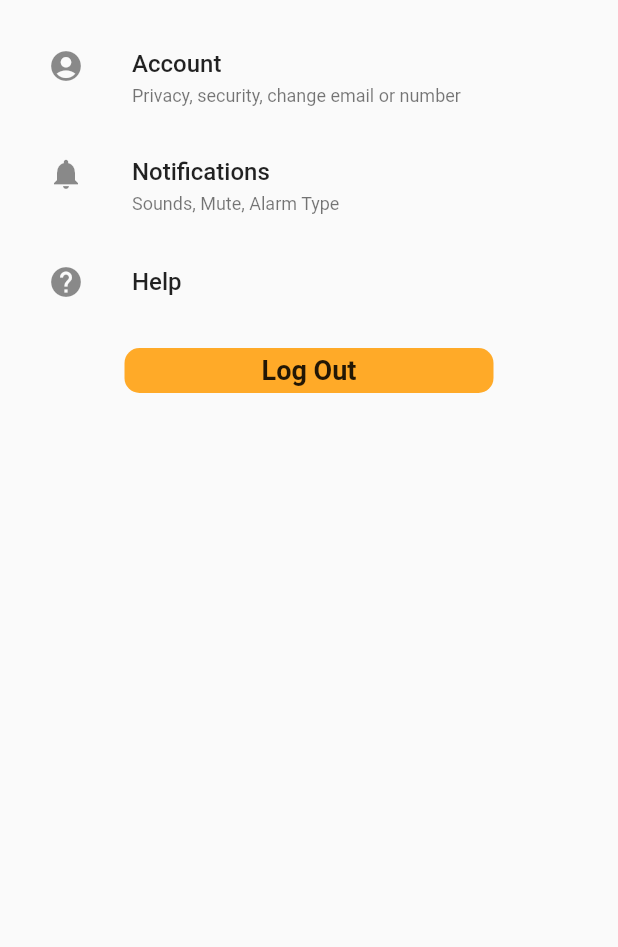
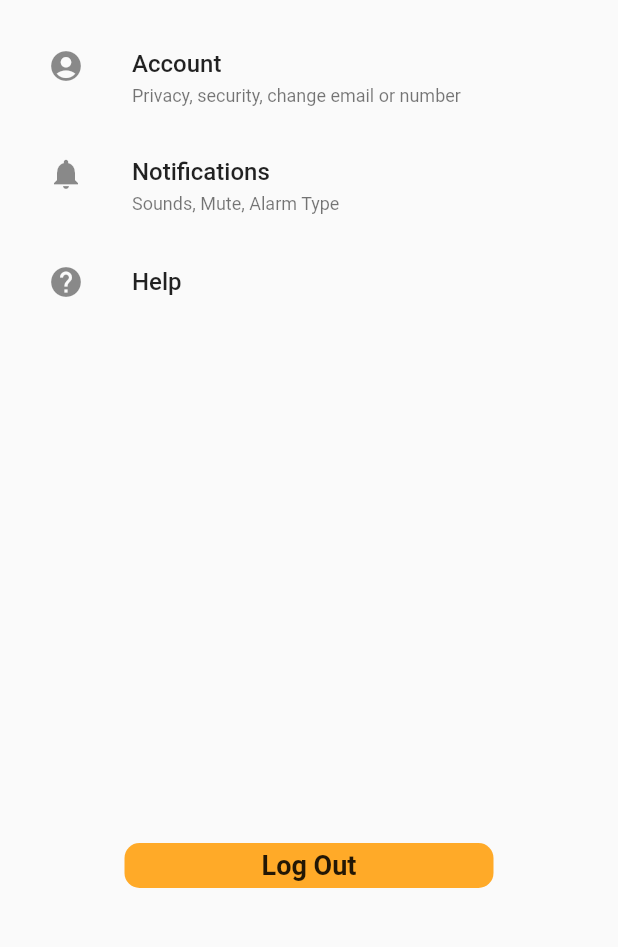
Before and after one commit to Heaveee/cc206_salin_, a Flutter app: the HomeScreen screen opened directly, item 4 of the bottom bar chosen, after a tap on the "settings" icon, on a phone screen of 412 x 824 dp, the part 252-1199 px from its top. Run offline on Flutter 3.47's test engine with Material 2 defaults, Android fonts, the phone set to English and light mode, and no system bars.

Commit message:
mod again

```diff
--- a/lib/features/home.dart
+++ b/lib/features/home.dart
@@ -115,7 +115,7 @@ class _HomeContentState extends State<HomeContent> {
   Widget build(BuildContext context) {
     return Padding(
       padding: const EdgeInsets.fromLTRB(
-          16.0, 64.0, 16.0, 16.0), // Adjusted top padding
+          16.0, 150.0, 16.0, 16.0), // Adjusted top padding
       child: Column(
         mainAxisAlignment:
             MainAxisAlignment.start, // Adjusted to start from the top
@@ -128,7 +128,8 @@ class _HomeContentState extends State<HomeContent> {
             ),
           ),
           SizedBox(height: 16.0), // Adjusted spacing
-          DropdownButton<String>(
+          Center(
+            child: DropdownButton<String>(
               value: _selectedLanguage,
               onChanged: (value) {
                 setState(() {
@@ -141,6 +142,7 @@ class _HomeContentState extends State<HomeContent> {
                   child: Text(language),
                 );
               }).toList(),
+            ),
           ),
           SizedBox(height: 16.0), // Adjusted spacing
           ElevatedButton(
--- a/lib/features/notification.dart
+++ b/lib/features/notification.dart
@@ -40,7 +40,7 @@ class NotificationItem extends StatelessWidget {
       title: Text(title),
       subtitle: Text(time),
       onTap: () {
-        // Handle the tap on th            e notification item if needed
+        // Handle the tap on the notification item if needed
       },
     );
   }
--- a/lib/features/profile.dart
+++ b/lib/features/profile.dart
@@ -4,8 +4,111 @@ class ProfileScreen extends StatelessWidget {
   @override
   Widget build(BuildContext context) {
     return Scaffold(
-      body: Center(
-        child: Text("Profile Screen Content"),
+      appBar: AppBar(
+        title: Text("Profile"),
+        centerTitle: true,
+      ),
+      body: ProfileContent(),
+    );
+  }
+}
+
+class ProfileContent extends StatelessWidget {
+  @override
+  Widget build(BuildContext context) {
+    return Container(
+      height: double.infinity,
+      child: Column(
+        children: [
+          Padding(
+            padding: const EdgeInsets.all(16.0),
+            child: Column(
+              children: [
+                Row(
+                  children: [
+                    Spacer(),
+                    Image.asset(
+                      "assets/salin_logo.png",
+                      width: 94,
+                      height: 96,
+                    ),
+                    Spacer(),
+                  ],
+                ),
+                SizedBox(height: 16.0),
+                ListTile(
+                  title: Text(
+                    "Name",
+                    style: TextStyle(
+                      fontSize: 16,
+                      fontWeight: FontWeight.w500,
+                    ),
+                  ),
+                  subtitle: Text(
+                    "John Doe",
+                    style: TextStyle(
+                      fontSize: 14,
+                      fontWeight: FontWeight.w400,
+                    ),
+                  ),
+                  leading: Icon(Icons.person),
+                ),
+                ListTile(
+                  title: Text(
+                    "Birthdate",
+                    style: TextStyle(
+                      fontSize: 16,
+                      fontWeight: FontWeight.w500,
+                    ),
+                  ),
+                  subtitle: Text(
+                    "January 1, 1990",
+                    style: TextStyle(
+                      fontSize: 14,
+                      fontWeight: FontWeight.w400,
+                    ),
+                  ),
+                  leading: Icon(Icons.calendar_today),
+                ),
+                ListTile(
+                  title: Text(
+                    "Email",
+                    style: TextStyle(
+                      fontSize: 16,
+                      fontWeight: FontWeight.w500,
+                    ),
+                  ),
+                  subtitle: Text(
+                    "john.doe@example.com",
+                    style: TextStyle(
+                      fontSize: 14,
+                      fontWeight: FontWeight.w400,
+                    ),
+                  ),
+                  leading: Icon(Icons.email),
+                ),
+                ListTile(
+                  title: Text(
+                    "Contact Number",
+                    style: TextStyle(
+                      fontSize: 16,
+                      fontWeight: FontWeight.w500,
+                    ),
+                  ),
+                  subtitle: Text(
+                    "123-456-7890",
+                    style: TextStyle(
+                      fontSize: 14,
+                      fontWeight: FontWeight.w400,
+                    ),
+                  ),
+                  leading: Icon(Icons.phone),
+                ),
+                SizedBox(height: 16.0),
+              ],
+            ),
+          ),
+        ],
       ),
     );
   }
--- a/lib/features/settings.dart
+++ b/lib/features/settings.dart
@@ -1,4 +1,5 @@
 import 'package:flutter/material.dart';
+import 'package:cc206_salin_/features/login.dart';
 
 class SettingsScreen extends StatelessWidget {
   @override
@@ -15,7 +16,12 @@ class SettingsScreen extends StatelessWidget {
 class SettingsContent extends StatelessWidget {
   @override
   Widget build(BuildContext context) {
-    return Padding(
+    return Container(
+      height: double.infinity,
+      child: Column(
+        children: [
+          Expanded(
+            child: Padding(
               padding: const EdgeInsets.all(16.0),
               child: Column(
                 children: [
@@ -77,7 +83,21 @@ class SettingsContent extends StatelessWidget {
                     leading: Icon(Icons.help),
                   ),
                   SizedBox(height: 16.0),
-          Container(
+                ],
+              ),
+            ),
+          ),
+          Padding(
+            padding: const EdgeInsets.only(bottom: 64.0),
+            child: GestureDetector(
+              onTap: () {
+                // Navigate back to the login screen
+                Navigator.push(
+                  context,
+                  MaterialPageRoute(builder: (context) => LoginScreen()),
+                );
+              },
+              child: Container(
                 width: 246,
                 height: 30,
                 decoration: BoxDecoration(
@@ -94,6 +114,8 @@ class SettingsContent extends StatelessWidget {
                   ),
                 ),
               ),
+            ),
+          ),
         ],
       ),
     );
```
Also changed, not shown: lib/features/login.dart (+20 -4 lines), lib/features/telgramloginscreen.dart (added, +128 -0 lines). Lines whose indentation alone changed are shown as unchanged.
